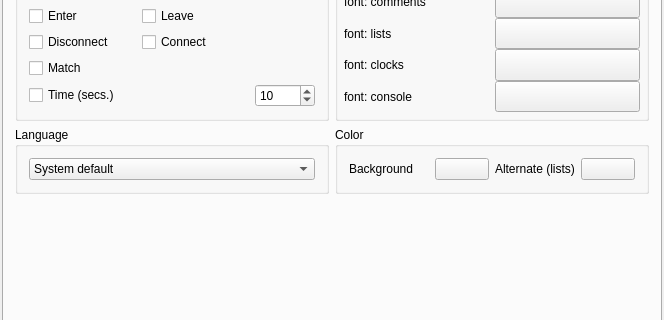
bernds/q5Go, file src/preferences_gui.ui: the form before one commit; both pictures show x 0 to 664 and y 142 to 462 of the 664 by 801 pixel window.
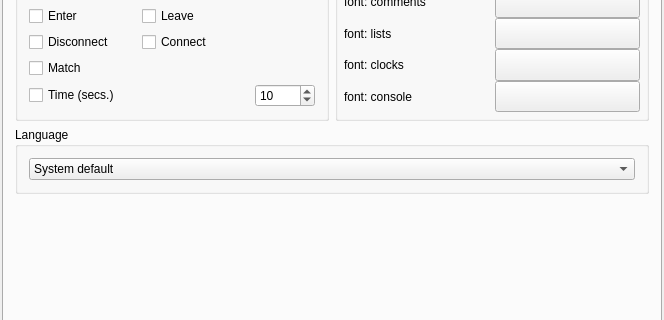
The form after the commit. Icons and pictures are not drawn. Custom widgets are drawn as their Qt base class.

Commit message: Remove another barely useful feature: background colors. The conversion to Qt5 seems nontrivial and not worth it.

```diff
--- a/src/preferences_gui.ui
+++ b/src/preferences_gui.ui
@@ -635,55 +635,6 @@
          </layout>
         </widget>
        </item>
-       <item row="2" column="0">
-        <widget class="Q3GroupBox" name="GroupBox8">
-         <property name="toolTip">
-          <string>Set application language</string>
-         </property>
-         <property name="whatsThis">
-          <string>Set application language
-
-Choose your language for qGo.
-If 'System default' is selected, qGo will use the standard language of your system. On Linux this will check the environment variable LANG, on Windows simply the language you have set in your preferences.
-
-This change will take effect only after qGo has been restarted.
-
-If your language is not supported, you might consider translating qGo. Please check the qGo homepage at http://qgo.sourceforge.net</string>
-         </property>
-         <property name="title">
-          <string>Language</string>
-         </property>
-         <layout class="QHBoxLayout">
-          <property name="spacing">
-           <number>6</number>
-          </property>
-          <property name="leftMargin">
-           <number>11</number>
-          </property>
-          <property name="topMargin">
-           <number>11</number>
-          </property>
-          <property name="rightMargin">
-           <number>11</number>
-          </property>
-          <property name="bottomMargin">
-           <number>11</number>
-          </property>
-          <item>
-           <widget class="QComboBox" name="languageComboBox">
-            <property name="focusPolicy">
-             <enum>Qt::TabFocus</enum>
-            </property>
-            <item>
-             <property name="text">
-              <string>System default</string>
-             </property>
-            </item>
-           </widget>
-          </item>
-         </layout>
-        </widget>
-       </item>
        <item row="3" column="0">
         <spacer name="spacer10_2">
          <property name="orientation">
@@ -716,127 +667,6 @@
          </property>
         </spacer>
        </item>
-       <item row="2" column="1">
-        <widget class="Q3ButtonGroup" name="ButtonGroup4">
-         <property name="title">
-          <string>Color</string>
-         </property>
-         <layout class="QHBoxLayout">
-          <item>
-           <layout class="QHBoxLayout">
-            <item>
-             <widget class="QLabel" name="colorLabel">
-              <property name="minimumSize">
-               <size>
-                <width>80</width>
-                <height>0</height>
-               </size>
-              </property>
-              <property name="toolTip">
-               <string>Current background color</string>
-              </property>
-              <property name="text">
-               <string>Background</string>
-              </property>
-              <property name="wordWrap">
-               <bool>false</bool>
-              </property>
-             </widget>
-            </item>
-            <item>
-             <widget class="QPushButton" name="colorBackgroundButton">
-              <property name="sizePolicy">
-               <sizepolicy hsizetype="Preferred" vsizetype="Fixed">
-                <horstretch>0</horstretch>
-                <verstretch>0</verstretch>
-               </sizepolicy>
-              </property>
-              <property name="maximumSize">
-               <size>
-                <width>32767</width>
-                <height>32767</height>
-               </size>
-              </property>
-              <property name="focusPolicy">
-               <enum>Qt::TabFocus</enum>
-              </property>
-              <property name="toolTip">
-               <string>Select new color</string>
-              </property>
-              <property name="whatsThis">
-               <string>Select new color
-
-Select the color for dialog background in the application.</string>
-              </property>
-              <property name="text">
-               <string/>
-              </property>
-              <property name="checkable">
-               <bool>false</bool>
-              </property>
-             </widget>
-            </item>
-           </layout>
-          </item>
-          <item>
-           <layout class="QHBoxLayout">
-            <item>
-             <widget class="QLabel" name="colorLabel_2">
-              <property name="minimumSize">
-               <size>
-                <width>80</width>
-                <height>0</height>
-               </size>
-              </property>
-              <property name="toolTip">
-               <string>Current background color</string>
-              </property>
-              <property name="text">
-               <string>Alternate (lists)</string>
-              </property>
-              <property name="wordWrap">
-               <bool>false</bool>
-              </property>
-             </widget>
-            </item>
-            <item>
-             <widget class="QPushButton" name="colorAltBackgroundButton">
-              <property name="sizePolicy">
-               <sizepolicy hsizetype="Minimum" vsizetype="Fixed">
-                <horstretch>0</horstretch>
-                <verstretch>0</verstretch>
-               </sizepolicy>
-              </property>
-              <property name="maximumSize">
-               <size>
-                <width>32767</width>
-                <height>32767</height>
-               </size>
-              </property>
-              <property name="focusPolicy">
-               <enum>Qt::TabFocus</enum>
-              </property>
-              <property name="toolTip">
-               <string>Select new color</string>
-              </property>
-              <property name="whatsThis">
-               <string>Select new color
-
-Select the color for dialog background in the application.</string>
-              </property>
-              <property name="text">
-               <string/>
-              </property>
-              <property name="checkable">
-               <bool>false</bool>
-              </property>
-             </widget>
-            </item>
-           </layout>
-          </item>
-         </layout>
-        </widget>
-       </item>
        <item row="0" column="0">
         <widget class="QGroupBox" name="soundButtonGroups">
          <property name="title">
@@ -1044,6 +874,55 @@
          </layout>
         </widget>
        </item>
+       <item row="2" column="0" colspan="2">
+        <widget class="Q3GroupBox" name="GroupBox8">
+         <property name="toolTip">
+          <string>Set application language</string>
+         </property>
+         <property name="whatsThis">
+          <string>Set application language
+
+Choose your language for qGo.
+If 'System default' is selected, qGo will use the standard language of your system. On Linux this will check the environment variable LANG, on Windows simply the language you have set in your preferences.
+
+This change will take effect only after qGo has been restarted.
+
+If your language is not supported, you might consider translating qGo. Please check the qGo homepage at http://qgo.sourceforge.net</string>
+         </property>
+         <property name="title">
+          <string>Language</string>
+         </property>
+         <layout class="QHBoxLayout">
+          <property name="spacing">
+           <number>6</number>
+          </property>
+          <property name="leftMargin">
+           <number>11</number>
+          </property>
+          <property name="topMargin">
+           <number>11</number>
+          </property>
+          <property name="rightMargin">
+           <number>11</number>
+          </property>
+          <property name="bottomMargin">
+           <number>11</number>
+          </property>
+          <item>
+           <widget class="QComboBox" name="languageComboBox">
+            <property name="focusPolicy">
+             <enum>Qt::TabFocus</enum>
+            </property>
+            <item>
+             <property name="text">
+              <string>System default</string>
+             </property>
+            </item>
+           </widget>
+          </item>
+         </layout>
+        </widget>
+       </item>
       </layout>
      </widget>
      <widget class="QWidget" name="clientWindowTabWidget">
@@ -4958,12 +4837,6 @@
    <header>q3listbox.h</header>
    <container>1</container>
   </customwidget>
-  <customwidget>
-   <class>QListWidget</class>
-   <extends>Q3Frame</extends>
-   <header>q3listview.h</header>
-   <container>1</container>
-  </customwidget>
  </customwidgets>
  <tabstops>
   <tabstop>tabWidget</tabstop>
```
Left out of the diff: 65 changed lines with no effect on the pictures. The commit also changes 5 other files.
